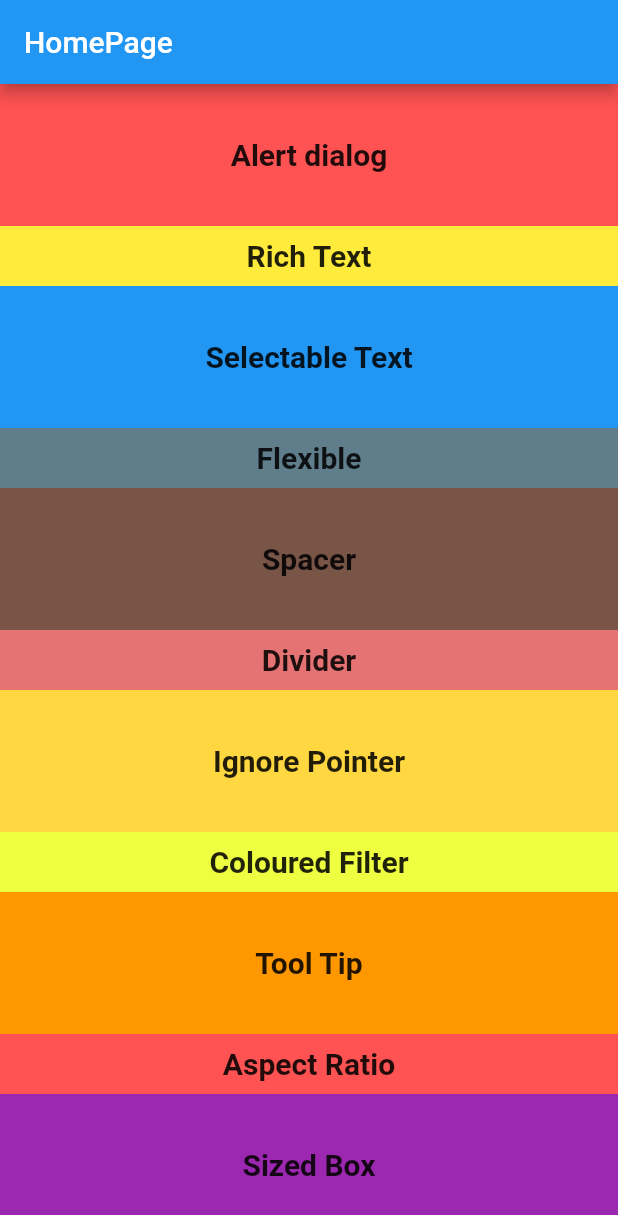
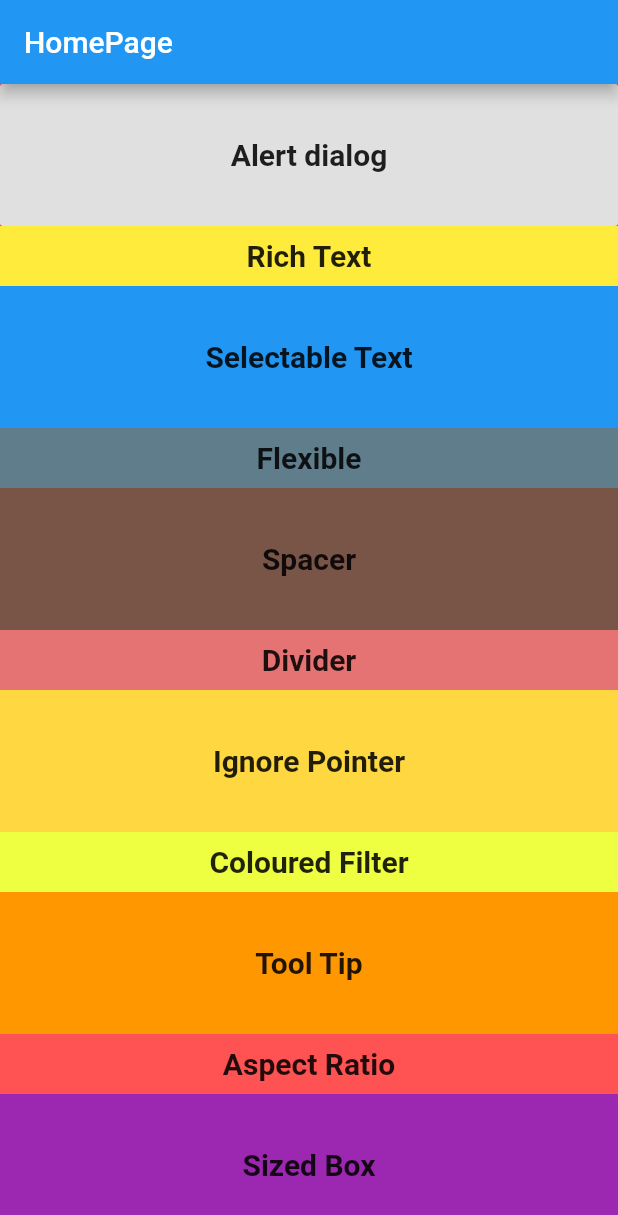
Before and after one commit to rushilshah23/proj1, a Flutter app: the screen it shows after launch, on a phone screen of 412 x 824 dp. Shown: the top 1215 px of the screen. Run offline on Flutter 3.47's test engine with Material 2 defaults, Android fonts, the phone set to English and light mode, and no system bars.

Commit message:
GD to Raised button

```diff
--- a/lib/main.dart
+++ b/lib/main.dart
@@ -29,8 +29,8 @@ class _HomePageState extends State<HomePage> {
               flex: 2,
               child: Container(
                 color: Colors.redAccent,
-                child: GestureDetector(
-                  onTap: (){
+                child: RaisedButton(
+                  onPressed: (){
                     Navigator.push(context, MaterialPageRoute(builder: (context) => AlertDialog()
                     ));
                   },
```
